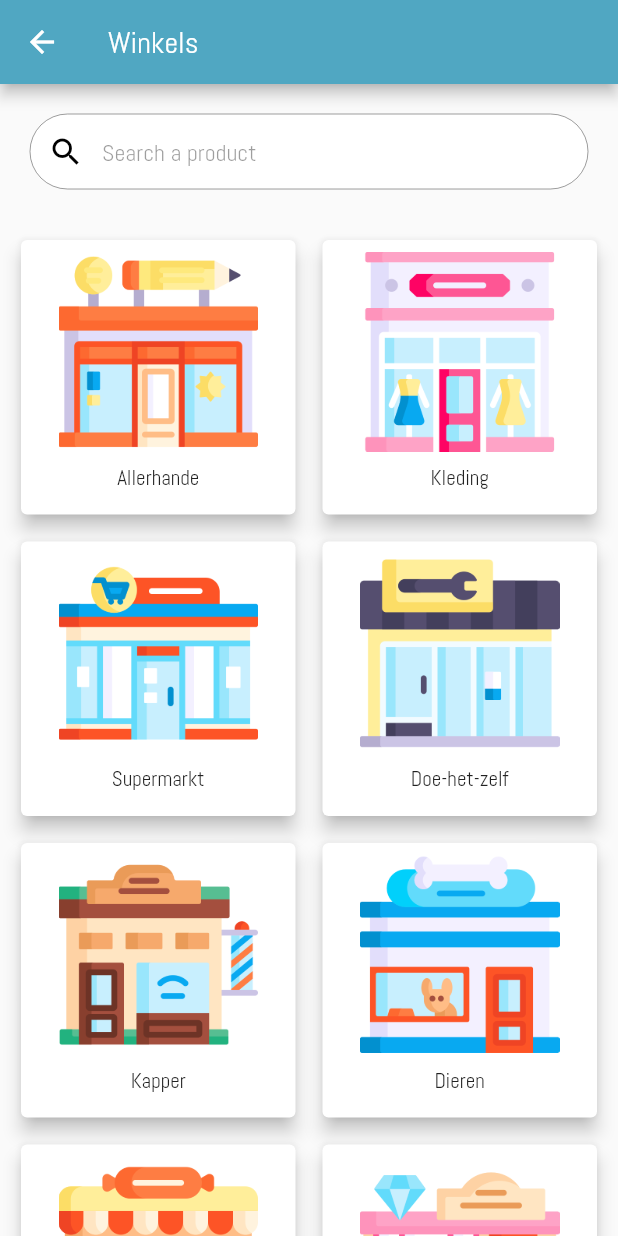
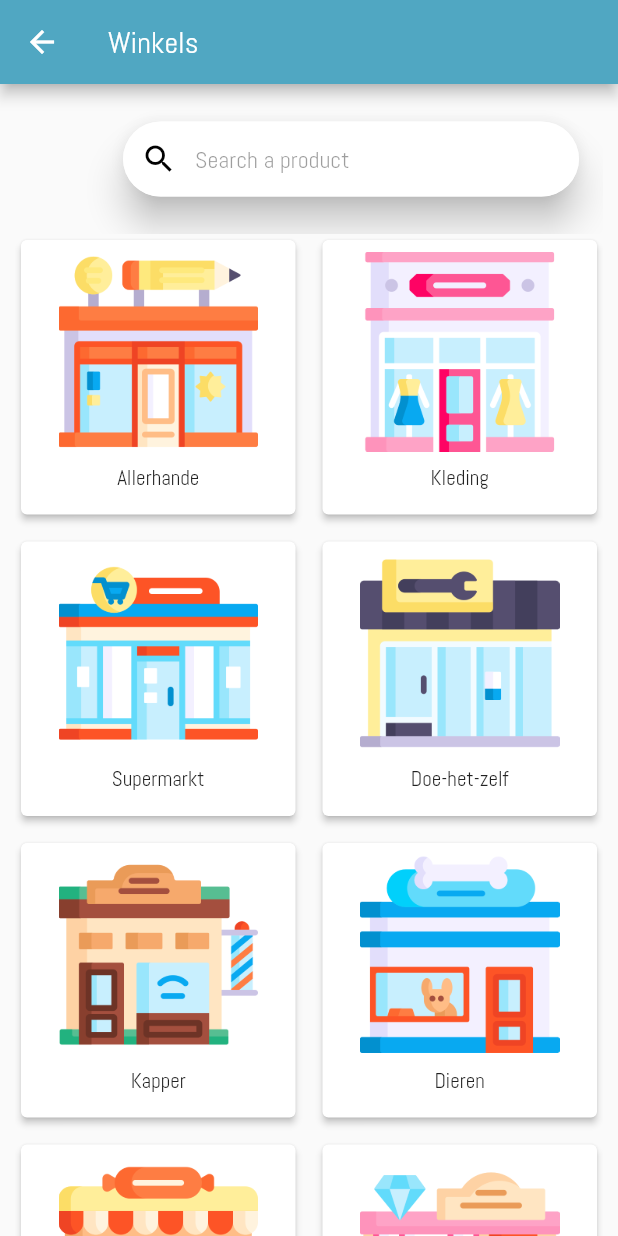
Before and after one commit to abel-vs/shapp, a Flutter app: the ShopsPage screen opened directly, on a phone screen of 412 x 824 dp. Run offline on Flutter 3.47's test engine with Material 2 defaults, Android fonts, the phone set to English and light mode, and no system bars; our stand-ins replace google_maps_flutter, location.

Commit message:
Introduced sliver search bar

```diff
--- a/lib/screens/shops_page.dart
+++ b/lib/screens/shops_page.dart
@@ -9,13 +9,24 @@ class ShopsPage extends StatelessWidget {
       appBar: AppBar(
         title: Text("Winkels"),
       ),
-      body: Column(
-        children: [
-          SearchBar(),
-          Expanded(
-            child: GridView.count(
+      body: Padding(
+        padding: const EdgeInsets.symmetric(horizontal: 10),
+        child: CustomScrollView(
+          slivers: [
+            SliverAppBar(
+              title: SearchBar(),
+              centerTitle: true,
+              leading: Container(),
+              automaticallyImplyLeading: false,
+              backgroundColor: Colors.transparent,
+              shadowColor: Colors.transparent,
+              floating: true,
+              pinned: false,
+              snap: false,
+              toolbarHeight: 100,
+            ),
+            SliverGrid.count(
               crossAxisCount: 2,
-              padding: EdgeInsets.all(10),
               mainAxisSpacing: 10,
               crossAxisSpacing: 10,
               children: [
@@ -48,8 +59,8 @@ class ShopsPage extends StatelessWidget {
                     image: "assets/images/shops/electronics_shop.png"),
               ],
             ),
-          ),
-        ],
+          ],
+        ),
       ),
     );
   }
--- a/lib/widgets/search_bar.dart
+++ b/lib/widgets/search_bar.dart
@@ -9,30 +9,34 @@ class SearchBar extends StatelessWidget {
 
   @override
   Widget build(BuildContext context) {
-    return Padding(
-      padding: const EdgeInsets.all(20.0),
-      child: InkWell(
-        borderRadius: BorderRadius.all(const Radius.circular(50.0)),
+    return InkWell(
+      borderRadius: BorderRadius.all(const Radius.circular(50.0)),
+      child: Material(
+        elevation: 10,
+        borderRadius: const BorderRadius.all(const Radius.circular(50.0)),
         child: TextField(
+          enabled: false,
           decoration: InputDecoration(
             filled: true,
             fillColor: Colors.white,
-            hintText: AppLocalizations.of(context).translate("search_product"),
-            enabled: false,
+            hintText:
+                AppLocalizations.of(context).translate("search_product"),
+            disabledBorder: OutlineInputBorder(
+              borderRadius:
+                  const BorderRadius.all(const Radius.circular(50.0)),
+              borderSide: BorderSide(color: Colors.transparent),
+            ),
             prefixIcon: Icon(
               Icons.search,
               color: Colors.black,
             ),
-            border: new OutlineInputBorder(
-              borderRadius: const BorderRadius.all(const Radius.circular(50.0)),
-            ),
             contentPadding: EdgeInsets.fromLTRB(20.0, 15.0, 20.0, 15.0),
           ),
         ),
-        onTap: () => Navigator.of(context).push(
-          MaterialPageRoute(
-            builder: (context) => SearchPage(),
-          ),
+      ),
+      onTap: () => Navigator.of(context).push(
+        MaterialPageRoute(
+          builder: (context) => SearchPage(),
         ),
       ),
     );
--- a/lib/widgets/shop_tile.dart
+++ b/lib/widgets/shop_tile.dart
@@ -15,7 +15,7 @@ class ShopTile extends StatelessWidget {
   Widget build(BuildContext context) {
     return InkWell(
       child: Card(
-        elevation: 5,
+        elevation: 2,
         child: Padding(
           padding: const EdgeInsets.all(8.0),
           child: Column(
```
